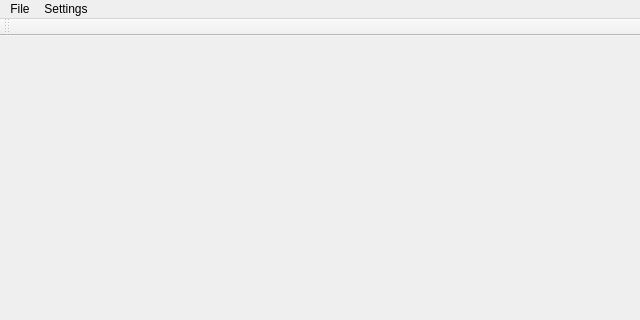
This is mainwindow.ui in simple64/simple64-gui as Qt 5 draws it before an edit; both pictures show x 0 to 640 and y 0 to 320 of the 640 by 480 pixel window. The edited form follows.
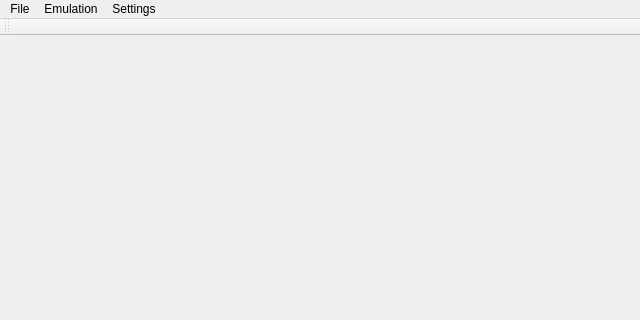
This is the edited form.

Patch:
```diff
--- a/mainwindow.ui
+++ b/mainwindow.ui
@@ -36,7 +36,14 @@
     </property>
     <addaction name="actionPlugin_Paths"/>
    </widget>
+   <widget class="QMenu" name="menuEmulation">
+    <property name="title">
+     <string>Emulation</string>
+    </property>
+    <addaction name="actionStop_Game"/>
+   </widget>
    <addaction name="menuFile"/>
+   <addaction name="menuEmulation"/>
    <addaction name="menuSettings"/>
   </widget>
   <widget class="QToolBar" name="mainToolBar">
```
Left out of the diff: 5 changed lines with no effect on the pictures.
